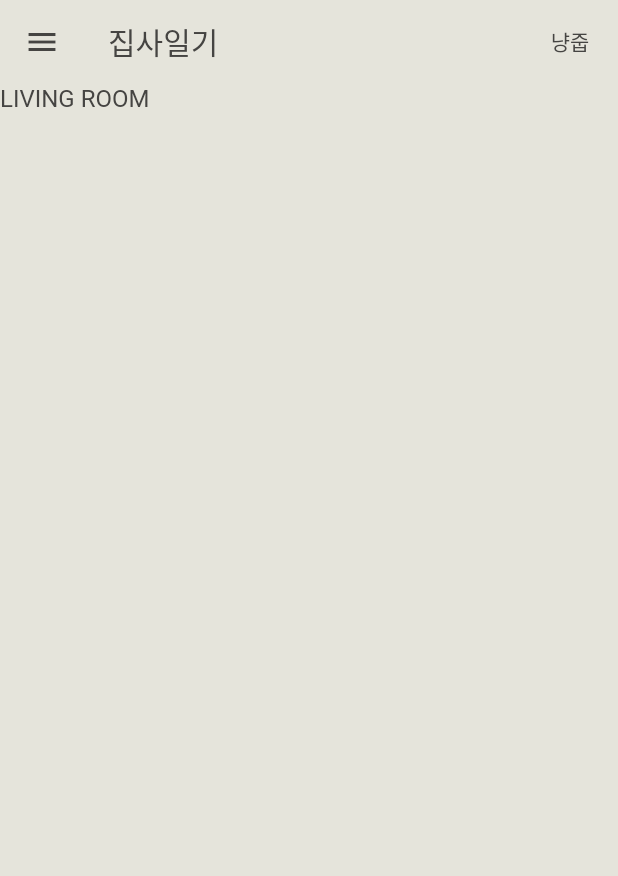
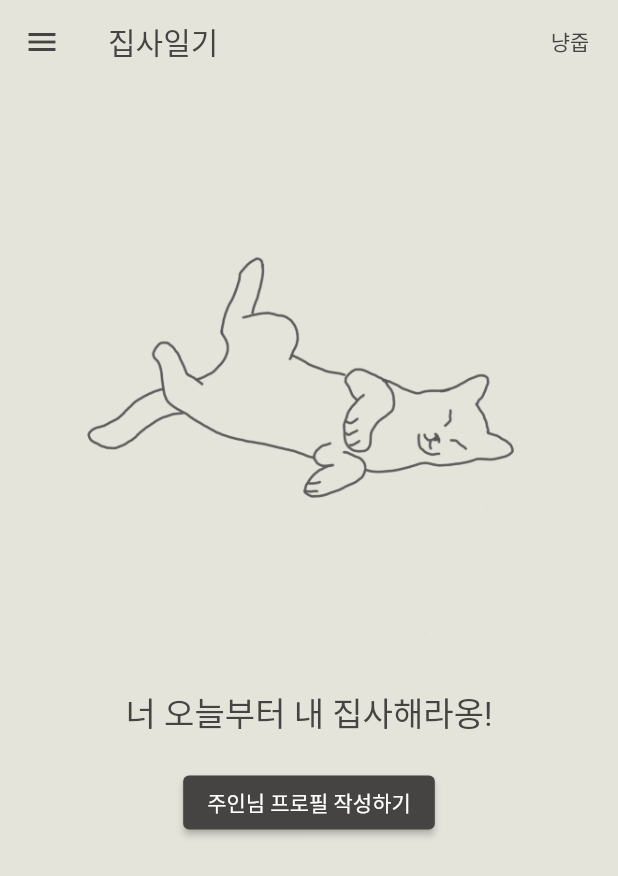
Before and after one commit to donna6355/butler_diary_two, a Flutter app: the screen it shows after launch, on a phone screen of 412 x 824 dp. Shown: the top 876 px of the screen. Run offline on Flutter 3.47's test engine with Material 2 defaults, Android fonts, the phone set to English and light mode, and no system bars; our stand-ins replace google_fonts, hive, hive_flutter, table_calendar; accounts and stored records are empty.

Commit message:
[add] living room and cat card

```diff
--- a/lib/core/constants.dart
+++ b/lib/core/constants.dart
@@ -16,4 +16,39 @@ class Constants {
 class Img {
   Img._();
   static const String noCat = 'assets/img/drawer.png';
+  static const String pickMe = 'assets/img/pickme.png';
 }
+
+const List<String> commonSense = [
+  "캣타워 같은 수직공간이 필요하다옹!",
+  "나는 단맛을 느끼지 못한다옹!",
+  "내 체온은 38.5도이다옹!",
+  "나는 좁은 곳에서 안정감을 느낀다옹!",
+  "나는 엄청난 근시다옹!",
+  "나는 뛰어난 동체시력을 가지고 있다옹!",
+  "방묘창, 방묘문은 기본이다옹!",
+  "나도 높은데서 떨어지면 다친다옹!",
+  "나는 냄새와 소리에 민감하다옹!",
+  "나는 작은 맹수! 육식동물이다옹!",
+  "나는 잠꾸러기다옹! 아가들은 20시간도 잔다옹!",
+  "나는 꼬리로도 의사소통한다옹!",
+  "나도 매년 예방접종이 필요하다옹!",
+  "나는 목욕 안 해도 그루밍해서 깨끗하다옹!",
+  "나는 고양이 액체설에 걸맞는 유연함을 가지고 있다옹!",
+  "나도 집사와 함께 놀고 교감하고 싶다옹!",
+  "하루에 최소 25분은 나랑 놀아줘야한다옹!",
+  "화장실은 항상 깨끗하게 치워줘야 한다옹!",
+  "나는 일년 내내 털을 뿜는다옹!",
+  "알맞은 사료와 신선한 물을 준비해 줘야한다옹!",
+  "나는 스트레스에 매우 민감하다옹!",
+  "나는 영역동물이라 낯선 곳이 싫다옹!",
+  "나도 광견병 주사를 맞아야 된다옹!",
+  "나도 정기적으로 건강검진을 해야한다옹!",
+  "나도 어릴때 이갈이를 한다옹!",
+  "초콜릿은 위험하다옹!",
+  "나의 애창곡은 골골송이다옹!",
+  "나는 귤, 오렌지같은 시트러스 향이 실타옹!",
+  "숨숨집과 스크래처는 많을 수록 좋다옹!",
+  "나는 1살이 되면 으른이다옹!",
+  "나의 평균 수명은 15~20년이다옹!",
+];
--- a/lib/core/extensions.dart
+++ b/lib/core/extensions.dart
@@ -3,8 +3,8 @@ import 'package:flutter/material.dart';
 import '../logic/logic.dart';
 
 extension TimeFormat on DateTime {
-  String calc() {
-    return '$year년 $month월 $day일 ${ageCalc(this)}';
+  String calc({bool twoLine = false}) {
+    return '$year년 $month월 $day일 ${twoLine ? '\n' : ' / '}${ageCalc(this)}';
   }
 }
 
--- a/lib/core/languages.dart
+++ b/lib/core/languages.dart
@@ -5,7 +5,11 @@ class Lang {
   static const butlerDiary = '집사일기';
   static const cancel = '취소';
   static const confirm = '확인';
+
   static const obtainCat = '냥줍';
+  static const beMyButler = '너 오늘부터 내 집사해라옹!';
+  static const writeProfile = '주인님 프로필 작성하기';
+
   static const editProfile = '주인님 프로필 수정하기';
   static const noCat = '나만 고양이 없어....\n주인님이 입양이 시급합니다.';
   static const deleteProfile = ' 프로필 지우기';
--- a/lib/logic/common_helper.dart
+++ b/lib/logic/common_helper.dart
@@ -10,5 +10,5 @@ String ageCalc(DateTime birth) {
     months += (days < 0 ? 11 : 12);
   }
 
-  return years > 0 ? ' / $years년 $months개월' : ' / $months개월';
+  return years > 0 ? '$years년 $months개월' : '$months개월';
 }
--- a/lib/presentation/screen/living_room.dart
+++ b/lib/presentation/screen/living_room.dart
@@ -1,4 +1,6 @@
 import 'package:flutter/material.dart';
+import 'package:hive_flutter/hive_flutter.dart';
+import '../../data/model/profile.dart';
 import '../widget/widget.dart';
 import '../../core/core.dart';
 
@@ -20,7 +22,54 @@ class LivingRoom extends StatelessWidget {
           ),
         ],
       ),
-      body: Text('LIVING ROOM'),
+      body: Column(
+        children: [
+          Expanded(
+            child: ValueListenableBuilder<Box>(
+                valueListenable: Hive.box(Constants.profile).listenable(),
+                builder: (context, box, widget) {
+                  if (box.length == 0) return const BeMyButler();
+                  return Stack(
+                    children: [
+                      const Background(),
+                      ListView.builder(
+                          physics: const BouncingScrollPhysics(),
+                          itemCount: box.length,
+                          itemBuilder: (BuildContext ctx, idx) {
+                            final Profile profile = box.getAt(idx);
+                            return CatCard(
+                              profile: profile,
+                              vertical: box.length < 2 ? true : false,
+                            );
+                          }),
+                    ],
+                  );
+                }),
+          ),
+          // FutureBuilder(
+          //   future: myBanner.load(),
+          //   builder: (context, snapshot) {
+          //     if (snapshot.connectionState == ConnectionState.waiting) {
+          //       return CircularProgressIndicator();
+          //     }
+          //     final AdWidget adWidget = AdWidget(ad: myBanner);
+          //     final Container adContainer = Container(
+          //       alignment: Alignment.center,
+          //       child: adWidget,
+          //       width: myBanner.size.width.toDouble(),
+          //       height: myBanner.size.height.toDouble(),
+          //       decoration: BoxDecoration(
+          //         image: DecorationImage(
+          //           image: AssetImage("assets/img/darkad.png"),
+          //           fit: BoxFit.cover,
+          //         ),
+          //       ),
+          //     );
+          //     return adContainer;
+          //   },
+          // ),
+        ],
+      ),
     );
   }
 }
--- /dev/null
+++ b/lib/presentation/widget/be_my_butler.dart
@@ -0,0 +1,29 @@
+import 'package:flutter/material.dart';
+
+import '../../core/core.dart';
+
+class BeMyButler extends StatelessWidget {
+  const BeMyButler({super.key});
+
+  @override
+  Widget build(BuildContext context) {
+    return SingleChildScrollView(
+      physics: const BouncingScrollPhysics(),
+      child: Column(
+        children: [
+          Padding(
+            padding: const EdgeInsets.fromLTRB(50, 70, 50, 20),
+            child: Image.asset(Img.pickMe),
+          ),
+          const Text(Lang.beMyButler, style: TextStyle(fontSize: 22)),
+          const SizedBox(height: 20),
+          ElevatedButton(
+            onPressed: () =>
+                Navigator.of(context).pushNamed(NamedRoutes.profileEdit),
+            child: const Text(Lang.writeProfile),
+          ),
+        ],
+      ),
+    );
+  }
+}
--- a/lib/presentation/widget/widget.dart
+++ b/lib/presentation/widget/widget.dart
@@ -1,2 +1,5 @@
 export 'profile_drawer.dart';
 export 'drawer_components.dart';
+export 'backgroud.dart';
+export 'cat_card.dart';
+export 'be_my_butler.dart';
```
Also changed, not shown: lib/logic/calendar_date.dart (added, +44 -0 lines), lib/main.dart (+8 -1 lines), lib/presentation/widget/backgroud.dart (added, +31 -0 lines), lib/presentation/widget/cat_card.dart (added, +125 -0 lines).
